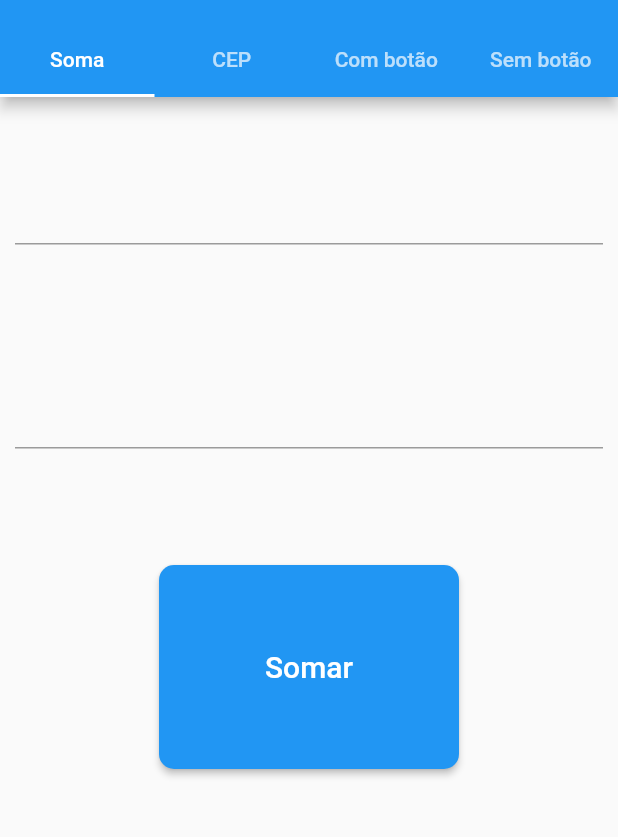
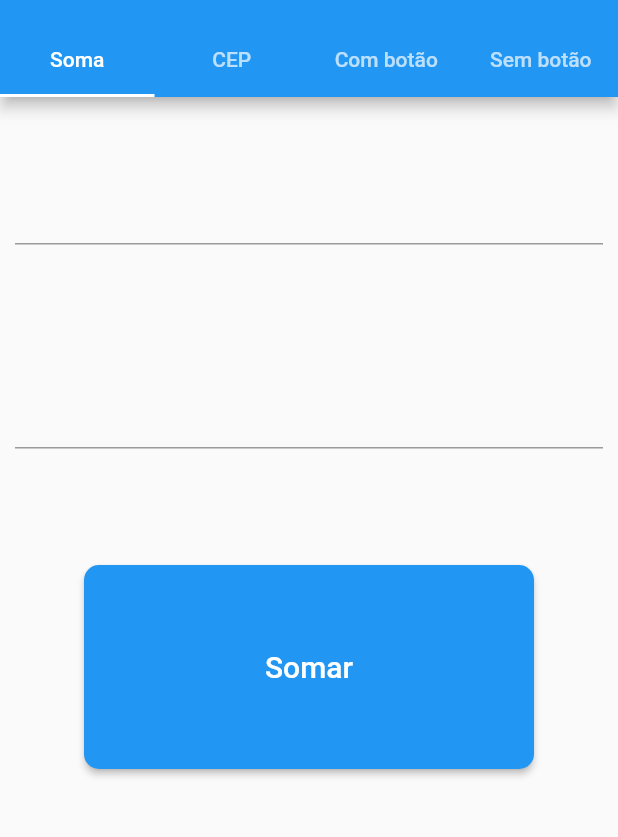
Before and after one commit to GiovanyFT/soma_web_service, a Flutter app: the screen it shows after launch, on a phone screen of 412 x 824 dp, the part 59-896 px from its top. Run offline on Flutter 3.47's test engine with Material 2 defaults, Android fonts, the light colour scheme and no system bars; missing offline and left inert: ftoast.

Commit message:
Acerto de parâmetros do botao_azul

```diff
--- a/lib/widget/botao_azul.dart
+++ b/lib/widget/botao_azul.dart
@@ -1,12 +1,12 @@
 import 'package:flutter/material.dart';
 
 class BotaoAzul extends StatelessWidget {
-  String texto;
-  double tamanho_fonte;
-  Color cor_fonte;
-  VoidCallback? ao_clicar;
-  FocusNode? marcador_foco;
-  bool mostrar_progress;
+  final String texto;
+  final double tamanho_fonte;
+  final Color cor_fonte;
+  final VoidCallback? ao_clicar;
+  final FocusNode? marcador_foco;
+  final bool mostrar_progress;
 
   BotaoAzul({
     this.texto = "",
@@ -20,10 +20,10 @@ class BotaoAzul extends StatelessWidget {
   @override
   Widget build(BuildContext context) {
     return Container(
-      width: 200,
+      width: 300,
       child: ElevatedButton(
         style: ElevatedButton.styleFrom(
-          primary: Colors.blue,
+          backgroundColor: Colors.blue,
           shape: RoundedRectangleBorder(
               borderRadius: new BorderRadius.circular(10.0)),
         ),
```
